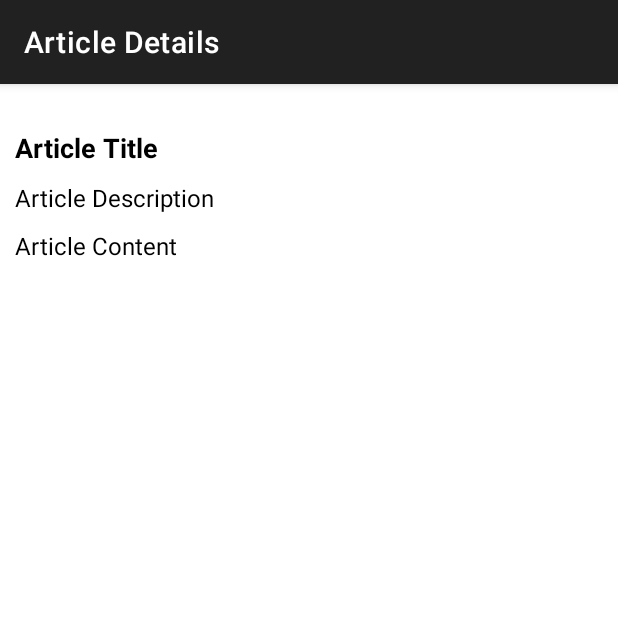
After one commit to kapatron1/newsapp-public, an Android app: the ArticleDetailsActivity screen opened directly, with no data from a screen before it, on a phone screen of 412 x 824 dp, the top half of it. The commit adds this screen. Run offline under Robolectric (Android 15) with nearby library versions, the phone set to English and light mode, and no system bars; network calls fail; pictures from the network do not load.

Commit message:
add article details page

```diff
--- a/app/src/main/AndroidManifest.xml
+++ b/app/src/main/AndroidManifest.xml
@@ -24,6 +24,11 @@
                 <category android:name="android.intent.category.LAUNCHER" />
             </intent-filter>
         </activity>
+        <activity
+            android:name=".activities.ArticleDetailsActivity"
+            android:configChanges="keyboardHidden|orientation|locale|screenSize"
+            android:theme="@style/Theme.NewsApp"
+            />
     </application>
 
 </manifest>
--- /dev/null
+++ b/app/src/main/java/com/example/newsapp/activities/ArticleDetailsActivity.kt
@@ -0,0 +1,43 @@
+package com.example.newsapp.activities
+
+import android.os.Build
+import android.os.Bundle
+import android.widget.TextView
+import androidx.appcompat.app.AppCompatActivity
+import com.bumptech.glide.Glide
+import com.example.newsapp.R
+import com.example.newsapp.model.Article
+import com.example.newsapp.utils.Constants
+
+class ArticleDetailsActivity  : AppCompatActivity() {
+
+    override fun onCreate(savedInstanceState: Bundle?) {
+        super.onCreate(savedInstanceState)
+        setContentView(R.layout.activity_article_details)
+        title = getString(R.string.article_details)
+        actionBar?.setDisplayHomeAsUpEnabled(true)
+
+
+        val article = if (Build.VERSION.SDK_INT >= Build.VERSION_CODES.TIRAMISU) {
+            intent.getParcelableExtra(Constants.EXTRA_ARTICLE, Article::class.java)
+        } else {
+            intent.getParcelableExtra(Constants.EXTRA_ARTICLE)
+        }
+
+        if (article != null) {
+            Glide.with(this).load(article.urlToImage)
+                .diskCacheStrategy(com.bumptech.glide.load.engine.DiskCacheStrategy.ALL)
+                .fitCenter()
+                .placeholder(R.drawable.ic_launcher_background)
+                .error(R.drawable.ic_launcher_background)
+                .into( findViewById(R.id.article_image))
+        }
+
+        if(article != null) {
+            findViewById<TextView>(R.id.article_title).text = article.title
+            findViewById<TextView>(R.id.article_description).text = article.description
+            //TODO implement a request to get the FULL content of the article
+            findViewById<TextView>(R.id.article_content).text = article.content
+        }
+    }
+}
--- a/app/src/main/java/com/example/newsapp/adapters/ArticleAdapter.kt
+++ b/app/src/main/java/com/example/newsapp/adapters/ArticleAdapter.kt
@@ -10,7 +10,9 @@ import android.widget.ImageView
 import android.widget.TextView
 import com.bumptech.glide.Glide
 import com.example.newsapp.R
+import com.example.newsapp.activities.ArticleDetailsActivity
 import com.example.newsapp.model.Article
+import com.example.newsapp.utils.Constants
 
 class ArticleAdapter (private val context: Context, private val dataSet: List<Article>) : BaseAdapter() {
     private val inflater: LayoutInflater = context.getSystemService(Context.LAYOUT_INFLATER_SERVICE) as LayoutInflater
@@ -24,7 +26,6 @@ class ArticleAdapter (private val context: Context, private val dataSet: List<Ar
 
     override fun getItemId(position: Int): Long {
         return position.toLong()
-        TODO("Not yet implemented")
     }
 
     override fun getView(position: Int, convertView: View?, parent: ViewGroup?): View {
@@ -50,7 +51,12 @@ class ArticleAdapter (private val context: Context, private val dataSet: List<Ar
             .error(R.drawable.ic_launcher_background)
             .into(holder.headLineImage);
 
-
+        row.setOnClickListener {
+            val intent = Intent(context, ArticleDetailsActivity::class.java).apply {
+                putExtra(Constants.EXTRA_ARTICLE, dataSet[position])
+            }
+            context.startActivity(intent)
+        }
         return row
     }
 
--- a/app/src/main/java/com/example/newsapp/utils/Constants.kt
+++ b/app/src/main/java/com/example/newsapp/utils/Constants.kt
@@ -2,7 +2,8 @@ package com.example.newsapp.utils
 
 class Constants {
     companion object {
-       const val source: String = "bbc-news"
+        val EXTRA_ARTICLE: String? = "article"
+        const val source: String = "bbc-news"
         const val BASE_URL = "https://newsapi.org/v2/";
         const val API_KEY = "74db913c361e4749a6faecbe85c0dfd4";
     }
--- /dev/null
+++ b/app/src/main/res/layout/activity_article_details.xml
@@ -0,0 +1,49 @@
+<?xml version="1.0" encoding="utf-8"?>
+<RelativeLayout xmlns:android="http://schemas.android.com/apk/res/android"
+    android:layout_width="match_parent"
+    android:layout_height="match_parent"
+    xmlns:tools="http://schemas.android.com/tools"
+    android:layout_marginTop="20dp"
+    android:layout_marginLeft="10dp"
+    android:layout_marginRight="10dp"
+    tools:context=".activities.ArticleDetailsActivity">
+
+
+    <ImageView
+        android:id="@+id/article_image"
+        android:layout_width="match_parent"
+        android:layout_height="wrap_content"
+        android:layout_marginBottom="10dp"
+        />
+
+    <TextView
+        android:id="@+id/article_title"
+        android:layout_width="match_parent"
+        android:layout_height="wrap_content"
+        android:text="Article Title"
+        style="@style/TitleBold"
+        android:layout_below="@+id/article_image"
+        android:layout_marginBottom="10dp"
+        android:justificationMode="inter_word"
+        />
+
+    <TextView
+        android:id="@+id/article_description"
+        android:layout_width="match_parent"
+        android:layout_height="wrap_content"
+        android:text="Article Description"
+        style="@style/SubtitleLabel"
+        android:layout_below="@+id/article_title"
+        android:layout_marginBottom="10dp"
+        android:justificationMode="inter_word"
+        />
+    <TextView
+        android:id="@+id/article_content"
+        android:layout_width="match_parent"
+        android:layout_height="wrap_content"
+        android:text="Article Content"
+        style="@style/SubtitleLabel"
+        android:layout_below="@id/article_description"/>
+
+
+</RelativeLayout>
--- a/app/src/main/res/values/strings.xml
+++ b/app/src/main/res/values/strings.xml
@@ -1,3 +1,4 @@
 <resources>
     <string name="app_name">newsapp</string>
+    <string name="article_details">Article Details\n</string>
 </resources>
```
